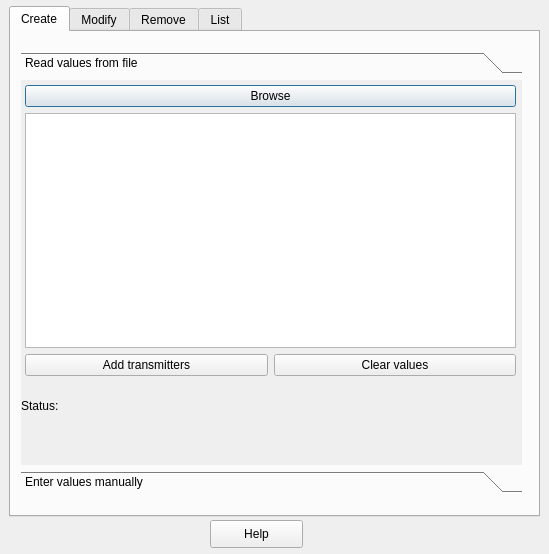
Above: transmitteradmin.ui from szugyizs/QtWhiteSpaceManager before the change. Below: the same form after it.
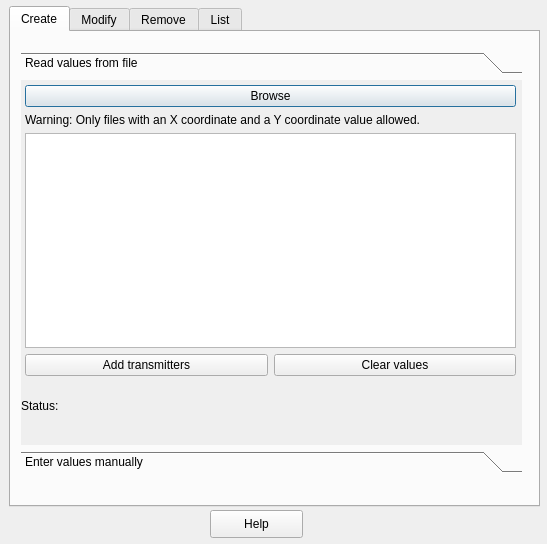
That is the form after the change.

Patch:
```diff
--- a/transmitteradmin.ui
+++ b/transmitteradmin.ui
@@ -6,8 +6,8 @@
    <rect>
     <x>0</x>
     <y>0</y>
-    <width>549</width>
-    <height>554</height>
+    <width>547</width>
+    <height>544</height>
    </rect>
   </property>
   <property name="windowTitle">
@@ -19,7 +19,7 @@
      <x>9</x>
      <y>6</y>
      <width>531</width>
-     <height>511</height>
+     <height>501</height>
     </rect>
    </property>
    <layout class="QVBoxLayout" name="verticalLayout">
@@ -38,7 +38,7 @@
           <x>10</x>
           <y>20</y>
           <width>501</width>
-          <height>441</height>
+          <height>421</height>
          </rect>
         </property>
         <property name="currentIndex">
@@ -50,7 +50,7 @@
            <x>0</x>
            <y>0</y>
            <width>501</width>
-           <height>379</height>
+           <height>359</height>
           </rect>
          </property>
          <attribute name="label">
@@ -77,6 +77,13 @@
              </item>
             </layout>
            </item>
+           <item>
+            <widget class="QLabel" name="label">
+             <property name="text">
+              <string>Warning: Only files with an X coordinate and a Y coordinate value allowed.</string>
+             </property>
+            </widget>
+           </item>
            <item>
             <widget class="QTableWidget" name="fileTableWidget"/>
            </item>
@@ -474,7 +481,7 @@
    <property name="geometry">
     <rect>
      <x>210</x>
-     <y>520</y>
+     <y>510</y>
      <width>93</width>
      <height>28</height>
     </rect>
```
Left out of the diff: 14 changed lines with no effect on the pictures.
